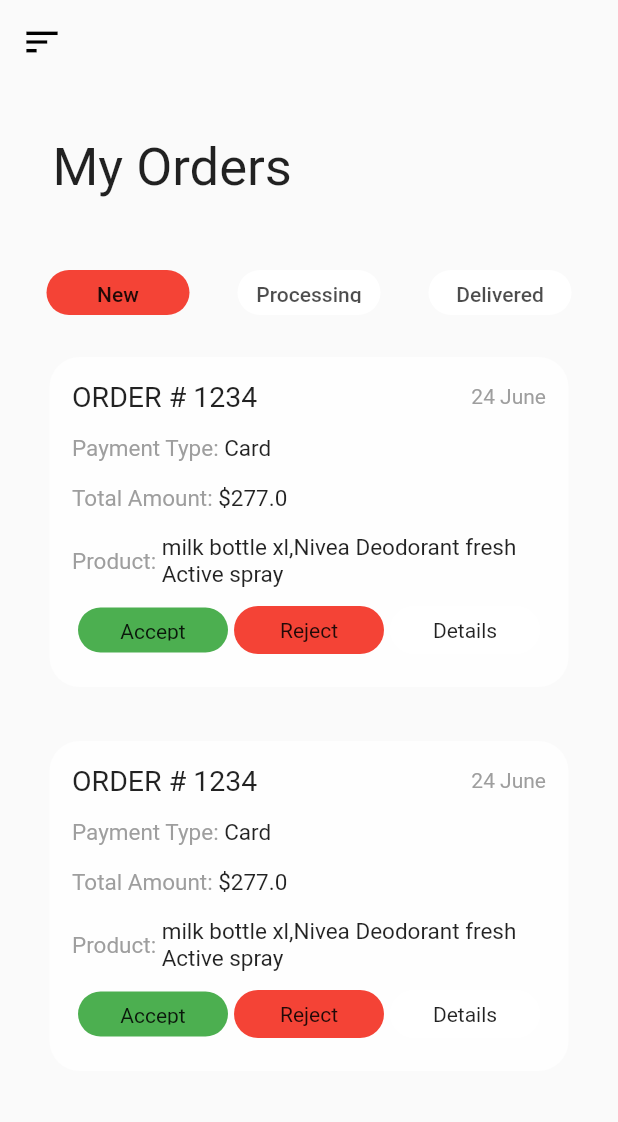
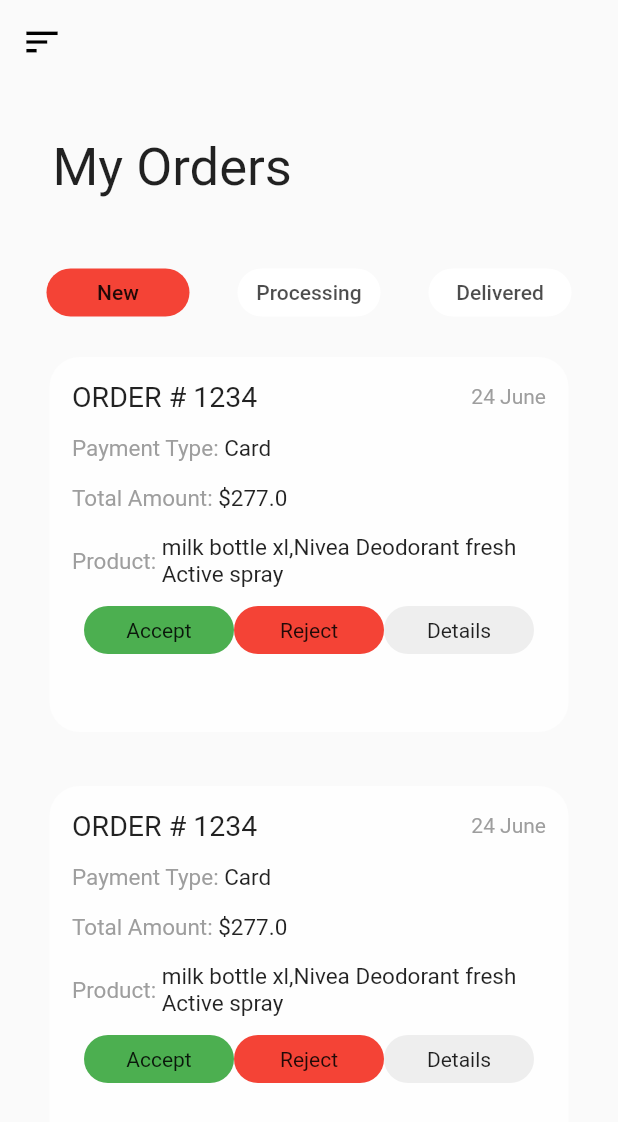
Before and after one commit to waqas8919/AppStore, a Flutter app: the screen it shows after launch, on a phone screen of 412 x 824 dp. Shown: the top 1122 px of the screen. Run offline on Flutter 3.47's test engine with Material 2 defaults, Android fonts, the phone set to English and light mode, and no system bars; our stand-ins replace flutter_map, fluttertoast, geolocator, hive, latlong, shared_preferences and 1 more; missing offline and left inert: dashed_container; accounts and stored records are empty.

Commit message:
Final StoreApp Update

```diff
--- a/lib/AddDiscount.dart
+++ b/lib/AddDiscount.dart
@@ -42,7 +42,7 @@ class _MyHomePageState extends State<AddDiscountCodePage> {
                   children: <Widget>[
                     Text(
                       'Add Discount Code',
-                      style: TextStyle(fontSize: 35),
+                      style: TextStyle(fontSize: 30),
                     )
                   ],
                 ),
--- a/lib/Inbox.dart
+++ b/lib/Inbox.dart
@@ -15,7 +15,8 @@ class _MyHomePageState extends State<InboxScreen> {
   Widget build(BuildContext context) {
     return Container(
       child: Scaffold(
-        body: Column(
+        body: SingleChildScrollView(
+          child: Column(
             children: <Widget>[
               getAppBarUI(),
               SizedBox(
@@ -39,7 +40,7 @@ class _MyHomePageState extends State<InboxScreen> {
                   mainAxisAlignment: MainAxisAlignment.start,
                   children: <Widget>[
                     Text(
-                    'Messages from your customers will appears here',
+                      'Messages from your customers',
                       style: TextStyle(fontSize: 15, color: Colors.grey),
                     )
                   ],
@@ -221,6 +222,7 @@ class _MyHomePageState extends State<InboxScreen> {
               ),
             ],
           ),
+        ),
         bottomNavigationBar: Padding(
           padding: const EdgeInsets.only(left: 20, right: 25, bottom: 20),
           child: Row(
--- a/lib/MyOrders.dart
+++ b/lib/MyOrders.dart
@@ -77,7 +77,6 @@ class _MyOrdersState extends State<MyOrders>
                 Tab(
                   child: Container(
                     width: 100,
-                    height: 30,
                     decoration: BoxDecoration(
                       borderRadius: BorderRadius.circular(20),
                       color:
@@ -95,7 +94,6 @@ class _MyOrdersState extends State<MyOrders>
                 Tab(
                   child: Container(
                     width: 100,
-                    height: 30,
                     decoration: BoxDecoration(
                       borderRadius: BorderRadius.circular(20),
                       color:
@@ -113,7 +111,6 @@ class _MyOrdersState extends State<MyOrders>
                 Tab(
                   child: Container(
                     width: 100,
-                    height: 30,
                     decoration: BoxDecoration(
                       borderRadius: BorderRadius.circular(20),
                       color:
@@ -143,13 +140,14 @@ class _MyOrdersState extends State<MyOrders>
   }
 
   Widget OrdersInfo() {
-    return Container(
+    return SingleChildScrollView(
+      child: Container(
         child: Column(
           children: <Widget>[
             Padding(
               padding: const EdgeInsets.all(18.0),
               child: Container(
-                height: 220,
+                  height: 250,
                   width: MediaQuery.of(context).size.width,
                   decoration: BoxDecoration(
                       color: Colors.white70,
@@ -178,7 +176,8 @@ class _MyOrdersState extends State<MyOrders>
                           children: <Widget>[
                             Text(
                               'Payment Type: ',
-                            style: TextStyle(color: Colors.grey, fontSize: 15),
+                              style:
+                                  TextStyle(color: Colors.grey, fontSize: 15),
                             ),
                             Text('Card', style: TextStyle(fontSize: 15)),
                           ],
@@ -190,7 +189,8 @@ class _MyOrdersState extends State<MyOrders>
                           children: <Widget>[
                             Text(
                               'Total Amount: ',
-                            style: TextStyle(color: Colors.grey, fontSize: 15),
+                              style:
+                                  TextStyle(color: Colors.grey, fontSize: 15),
                             ),
                             Text('\$277.0', style: TextStyle(fontSize: 15)),
                           ],
@@ -216,7 +216,9 @@ class _MyOrdersState extends State<MyOrders>
                         SizedBox(
                           height: 12,
                         ),
-                      Row(
+                        SingleChildScrollView(
+                          scrollDirection: Axis.horizontal,
+                          child: Row(
                             mainAxisAlignment: MainAxisAlignment.spaceEvenly,
                             children: <Widget>[
                               GestureDetector(
@@ -224,11 +226,11 @@ class _MyOrdersState extends State<MyOrders>
                                   await Navigator.push(
                                       context,
                                       new MaterialPageRoute(
-                                      builder: (context) => ManageShipping()));
+                                          builder: (context) =>
+                                              ManageShipping()));
                                 },
                                 child: Container(
                                   width: 100,
-                              height: 30,
                                   decoration: BoxDecoration(
                                       borderRadius: BorderRadius.circular(20),
                                       color: Colors.green),
@@ -263,7 +265,7 @@ class _MyOrdersState extends State<MyOrders>
                                   width: 100,
                                   decoration: BoxDecoration(
                                       borderRadius: BorderRadius.circular(20),
-                                  color: Colors.white),
+                                      color: Colors.grey[200]),
                                   child: Padding(
                                     padding: const EdgeInsets.all(8.0),
                                     child: Text(
@@ -275,6 +277,7 @@ class _MyOrdersState extends State<MyOrders>
                               )
                             ],
                           ),
+                        ),
                       ],
                     ),
                   )),
@@ -282,7 +285,7 @@ class _MyOrdersState extends State<MyOrders>
             Padding(
               padding: const EdgeInsets.all(18.0),
               child: Container(
-                height: 220,
+                  height: 250,
                   width: MediaQuery.of(context).size.width,
                   decoration: BoxDecoration(
                       color: Colors.white70,
@@ -311,7 +314,8 @@ class _MyOrdersState extends State<MyOrders>
                           children: <Widget>[
                             Text(
                               'Payment Type: ',
-                            style: TextStyle(color: Colors.grey, fontSize: 15),
+                              style:
+                                  TextStyle(color: Colors.grey, fontSize: 15),
                             ),
                             Text('Card', style: TextStyle(fontSize: 15)),
                           ],
@@ -323,7 +327,8 @@ class _MyOrdersState extends State<MyOrders>
                           children: <Widget>[
                             Text(
                               'Total Amount: ',
-                            style: TextStyle(color: Colors.grey, fontSize: 15),
+                              style:
+                                  TextStyle(color: Colors.grey, fontSize: 15),
                             ),
                             Text('\$277.0', style: TextStyle(fontSize: 15)),
                           ],
@@ -349,7 +354,9 @@ class _MyOrdersState extends State<MyOrders>
                         SizedBox(
                           height: 12,
                         ),
-                      Row(
+                        SingleChildScrollView(
+                          scrollDirection: Axis.horizontal,
+                          child: Row(
                             mainAxisAlignment: MainAxisAlignment.spaceEvenly,
                             children: <Widget>[
                               GestureDetector(
@@ -357,11 +364,11 @@ class _MyOrdersState extends State<MyOrders>
                                   await Navigator.push(
                                       context,
                                       new MaterialPageRoute(
-                                      builder: (context) => ManageShipping()));
+                                          builder: (context) =>
+                                              ManageShipping()));
                                 },
                                 child: Container(
                                   width: 100,
-                              height: 30,
                                   decoration: BoxDecoration(
                                       borderRadius: BorderRadius.circular(20),
                                       color: Colors.green),
@@ -396,7 +403,7 @@ class _MyOrdersState extends State<MyOrders>
                                   width: 100,
                                   decoration: BoxDecoration(
                                       borderRadius: BorderRadius.circular(20),
-                                  color: Colors.white),
+                                      color: Colors.grey[200]),
                                   child: Padding(
                                     padding: const EdgeInsets.all(8.0),
                                     child: Text(
@@ -408,12 +415,14 @@ class _MyOrdersState extends State<MyOrders>
                               )
                             ],
                           ),
+                        ),
                       ],
                     ),
                   )),
             )
           ],
         ),
+      ),
     );
   }
 }
--- a/lib/discountcode.dart
+++ b/lib/discountcode.dart
@@ -42,7 +42,7 @@ class _MyHomePageState extends State<DiscountCodePage> {
                   children: <Widget>[
                     Text(
                       'Edit Discount Code',
-                      style: TextStyle(fontSize: 35),
+                      style: TextStyle(fontSize: 30),
                     )
                   ],
                 ),
--- a/lib/history.dart
+++ b/lib/history.dart
@@ -216,7 +216,7 @@ class _MyHomePageState extends State<HistoryScreen> {
                                     Text(
                                       'Yestarday at 2pm',
                                       style: TextStyle(
-                                          fontSize: 14, color: Colors.white),
+                                          fontSize: 12, color: Colors.white),
                                     )
                                   ],
                                 ),
@@ -372,7 +372,7 @@ class _MyHomePageState extends State<HistoryScreen> {
               Padding(
                 padding: const EdgeInsets.all(18.0),
                 child: Container(
-                    height: 170,
+                    height: 185,
                     width: MediaQuery.of(context).size.width,
                     decoration: BoxDecoration(
                         color: Colors.white70,
--- a/lib/manage_shipping.dart
+++ b/lib/manage_shipping.dart
@@ -27,7 +27,7 @@ class _MyHomePageState extends State<ManageShipping> {
                   children: <Widget>[
                     Text(
                       'MANAGE SHIPPING',
-                      style: TextStyle(fontSize: 35),
+                      style: TextStyle(fontSize: 30),
                     )
                   ],
                 ),
--- a/lib/myStore.dart
+++ b/lib/myStore.dart
@@ -265,7 +265,8 @@ class _MyHomePageState extends State<MyStoreScreen> {
               ),
 
               Padding(
-                padding: const EdgeInsets.only(left: 18.0, right: 18.0),
+                padding: const EdgeInsets.only(
+                    left: 18.0, right: 18.0, bottom: 10.0),
                 child: GestureDetector(
                   onTap: () async {
                     await Navigator.push(
```
Also changed, not shown: lib/OrderDetail.dart (+6 -6 lines), lib/StoreEdit.dart (+18 -2 lines), lib/coverphoto.dart (+4 -5 lines), lib/products.dart (+8 -8 lines). Lines whose indentation alone changed are shown as unchanged.
